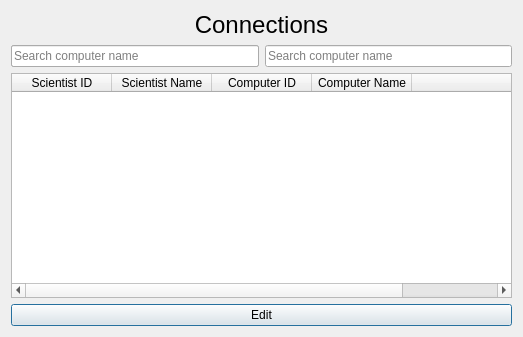
The window that GUI-verklegtVika3/connectiondialog.ui (streamerinn/Verklegt-1) describes before a commit, drawn with Qt 5.
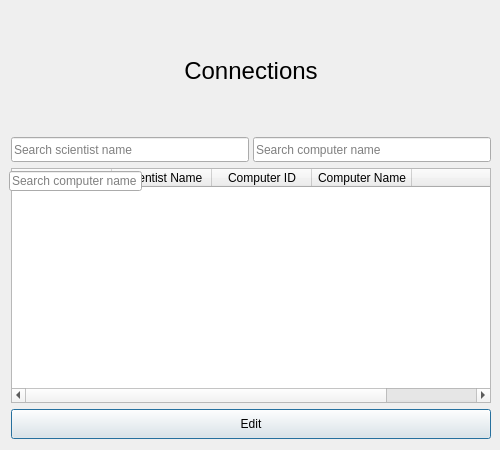
The same window after the commit.

Commit message: Layout þegar gluggar eru stækkaðir betra

The edit to the form file:
```diff
--- a/GUI-verklegtVika3/connectiondialog.ui
+++ b/GUI-verklegtVika3/connectiondialog.ui
@@ -6,23 +6,46 @@
    <rect>
     <x>0</x>
     <y>0</y>
-    <width>523</width>
-    <height>337</height>
+    <width>500</width>
+    <height>450</height>
    </rect>
   </property>
+  <property name="minimumSize">
+   <size>
+    <width>500</width>
+    <height>450</height>
+   </size>
+  </property>
+  <property name="maximumSize">
+   <size>
+    <width>16777215</width>
+    <height>16777215</height>
+   </size>
+  </property>
   <property name="windowTitle">
    <string>Connections</string>
   </property>
   <layout class="QGridLayout" name="gridLayout">
-   <item row="1" column="0">
-    <widget class="QLineEdit" name="SearchScientistName">
-     <property name="placeholderText">
-      <string>Search scientist name</string>
-     </property>
-    </widget>
-   </item>
    <item row="0" column="0" colspan="2">
     <widget class="QLabel" name="label">
+     <property name="sizePolicy">
+      <sizepolicy hsizetype="Expanding" vsizetype="Fixed">
+       <horstretch>0</horstretch>
+       <verstretch>0</verstretch>
+      </sizepolicy>
+     </property>
+     <property name="minimumSize">
+      <size>
+       <width>480</width>
+       <height>120</height>
+      </size>
+     </property>
+     <property name="maximumSize">
+      <size>
+       <width>16777215</width>
+       <height>120</height>
+      </size>
+     </property>
      <property name="text">
       <string>&lt;html&gt;&lt;head/&gt;&lt;body&gt;&lt;p align=&quot;center&quot;&gt;&lt;span style=&quot; font-size:18pt;&quot;&gt;Connections&lt;/span&gt;&lt;/p&gt;&lt;/body&gt;&lt;/html&gt;</string>
      </property>
@@ -30,16 +53,37 @@
    </item>
    <item row="1" column="0">
     <widget class="QLineEdit" name="SearchScientistName">
-     <property name="styleSheet">
-      <string notr="true"/>
+     <property name="minimumSize">
+      <size>
+       <width>238</width>
+       <height>25</height>
+      </size>
+     </property>
+     <property name="maximumSize">
+      <size>
+       <width>16777215</width>
+       <height>25</height>
+      </size>
      </property>
      <property name="placeholderText">
-      <string>Search computer name</string>
+      <string>Search scientist name</string>
      </property>
     </widget>
    </item>
    <item row="1" column="1">
     <widget class="QLineEdit" name="SearchComputerName">
+     <property name="minimumSize">
+      <size>
+       <width>238</width>
+       <height>25</height>
+      </size>
+     </property>
+     <property name="maximumSize">
+      <size>
+       <width>16777215</width>
+       <height>25</height>
+      </size>
+     </property>
      <property name="styleSheet">
       <string notr="true"/>
      </property>
@@ -50,6 +94,18 @@
    </item>
    <item row="2" column="0" colspan="2">
     <widget class="QTableWidget" name="ConnectionTable">
+     <property name="minimumSize">
+      <size>
+       <width>480</width>
+       <height>150</height>
+      </size>
+     </property>
+     <property name="maximumSize">
+      <size>
+       <width>16777215</width>
+       <height>16777215</height>
+      </size>
+     </property>
      <property name="styleSheet">
       <string notr="true"/>
      </property>
@@ -83,8 +139,26 @@
      </column>
     </widget>
    </item>
-   <item row="3" column="0" colspan="2">
+   <item row="3" column="0" colspan="2" alignment="Qt::AlignHCenter">
     <widget class="QPushButton" name="pushButton">
+     <property name="sizePolicy">
+      <sizepolicy hsizetype="Fixed" vsizetype="Fixed">
+       <horstretch>0</horstretch>
+       <verstretch>0</verstretch>
+      </sizepolicy>
+     </property>
+     <property name="minimumSize">
+      <size>
+       <width>480</width>
+       <height>30</height>
+      </size>
+     </property>
+     <property name="maximumSize">
+      <size>
+       <width>480</width>
+       <height>30</height>
+      </size>
+     </property>
      <property name="styleSheet">
       <string notr="true"/>
      </property>
@@ -94,6 +168,22 @@
     </widget>
    </item>
   </layout>
+  <widget class="QLineEdit" name="SearchScientistName">
+   <property name="geometry">
+    <rect>
+     <x>9</x>
+     <y>171</y>
+     <width>133</width>
+     <height>20</height>
+    </rect>
+   </property>
+   <property name="styleSheet">
+    <string notr="true"/>
+   </property>
+   <property name="placeholderText">
+    <string>Search computer name</string>
+   </property>
+  </widget>
  </widget>
  <resources/>
  <connections/>
```
The commit also changes 4 other files.
